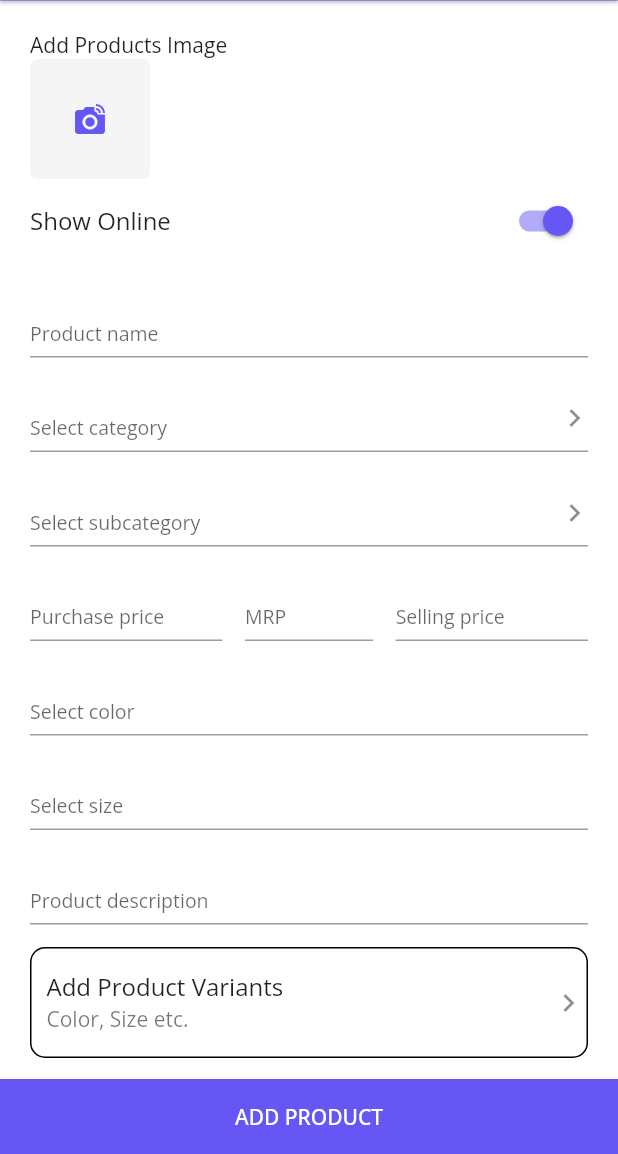
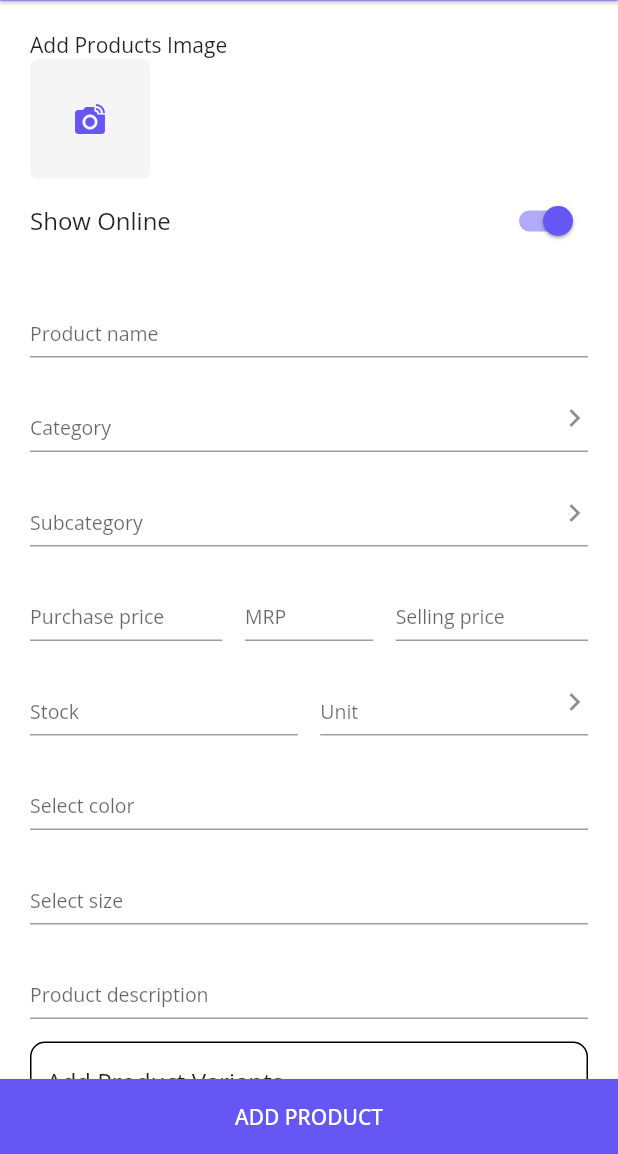
Before and after one commit to Officialchandan/vendor, a Flutter app: the AddProductScreen screen opened directly, on a phone screen of 412 x 824 dp, the part 82-1236 px from its top. Run offline on Flutter 3.47's test engine with Material 2 defaults, Android fonts, the phone set to English and light mode, and no system bars; our stand-ins replace auto_size_text, connectivity, dio, equatable, flutter_bloc, fluttertoast and 5 more; accounts and stored records are empty.

Commit message:
Commit by Pankaj at 07-sept-2021

```diff
--- a/lib/model/get_sub_category_response.dart
+++ b/lib/model/get_sub_category_response.dart
@@ -46,6 +46,7 @@ class SubCategoryModel {
   String categoryId;
   String subCatName;
   String description;
+  bool check = false;
 
   factory SubCategoryModel.fromJson(String str) => SubCategoryModel.fromMap(json.decode(str));
 
--- a/lib/model/get_unit_response.dart
+++ b/lib/model/get_unit_response.dart
@@ -48,7 +48,7 @@ class UnitModel {
   String toJson() => json.encode(toMap());
 
   factory UnitModel.fromMap(Map<String, dynamic> json) => UnitModel(
-        id: json["id"] == null ? "0" : json["id"],
+        id: json["id"] == null ? "0" : json["id"].toString(),
         categoryName: json["category_name"] == null ? "" : json["category_name"],
         unitName: json["unit_name"] == null ? "" : json["unit_name"],
       );
--- a/lib/model/product_by_category_response.dart
+++ b/lib/model/product_by_category_response.dart
@@ -44,6 +44,7 @@ class ProductModel {
     required this.size,
     required this.earningCoins,
     required this.productImage,
+    required this.image,
     required this.subCategoryId,
   });
 
@@ -61,6 +62,7 @@ class ProductModel {
   String size;
   String earningCoins;
   List<String> productImage;
+  String image;
   List<SubCategoryId> subCategoryId;
 
   factory ProductModel.fromJson(String str) => ProductModel.fromMap(json.decode(str));
@@ -73,6 +75,7 @@ class ProductModel {
         categoryId: json["category_id"] == null ? "0" : json["category_id"].toString(),
         productName: json["product_name"] == null ? "" : json["product_name"].toString(),
         description: json["description"] == null ? "" : json["description"].toString(),
+        image: json["image"] == null ? "" : json["image"].toString(),
         purchasePrice: json["purchase_price"] == null ? "0" : json["purchase_price"].toString(),
         mrp: json["mrp"] == null ? "" : json["mrp"].toString(),
         sellingPrice: json["selling_price"] == null ? "0" : json["selling_price"].toString(),
@@ -81,7 +84,7 @@ class ProductModel {
         color: json["color"] == null ? "" : json["color"].toString(),
         size: json["size"] == null ? "" : json["size"].toString(),
         earningCoins: json["earning_coins"] == null ? "" : json["earning_coins"].toString(),
-        productImage: json["product_image"] == null ? [] : List<String>.from(json["product_image"].map((x) => x)),
+        productImage: json["product_images"] == null ? [] : List<String>.from(json["product_images"].map((x) => x)),
         subCategoryId: json["sub_category_id"] == null
             ? []
             : List<SubCategoryId>.from(json["sub_category_id"].map((x) => SubCategoryId.fromMap(x))),
@@ -100,6 +103,7 @@ class ProductModel {
         "unit": unit == null ? null : unit,
         "color": color == null ? null : color,
         "size": size == null ? null : size,
+        "image": image == null ? null : image,
         "earning_coins": earningCoins == null ? null : earningCoins,
         "product_image": productImage == null ? null : List<dynamic>.from(productImage.map((x) => x)),
         "sub_category_id": subCategoryId == null ? null : List<dynamic>.from(subCategoryId.map((x) => x.toMap())),
--- a/lib/ui/inventory/add_product/add_product_screen.dart
+++ b/lib/ui/inventory/add_product/add_product_screen.dart
@@ -4,12 +4,17 @@ import 'dart:io';
 import 'package:flutter/material.dart';
 import 'package:flutter_bloc/flutter_bloc.dart';
 import 'package:page_transition/page_transition.dart';
+import 'package:vendor/model/get_sub_category_response.dart';
 import 'package:vendor/ui/custom_widget/app_bar.dart';
 import 'package:vendor/ui/inventory/add_product/bloc/add_product_bloc.dart';
 import 'package:vendor/ui/inventory/add_product/bloc/add_product_event.dart';
 import 'package:vendor/ui/inventory/add_product/bloc/add_product_state.dart';
 import 'package:vendor/ui/inventory/product_varient/product_varient_screen.dart';
+import 'package:vendor/ui/inventory/select_sub_category.dart';
 import 'package:vendor/utility/color.dart';
+import 'package:vendor/utility/utility.dart';
+import 'package:vendor/widget/UnitBottomSheet.dart';
+import 'package:vendor/widget/category_bottom_sheet.dart';
 
 class AddProductScreen extends StatefulWidget {
   @override
@@ -20,6 +25,20 @@ class _AddProductScreenState extends State<AddProductScreen> {
   List<File> imageList = [];
   AddProductBloc addProductBloc = AddProductBloc();
   StreamController<List<File>> imgController = StreamController();
+  bool showOnline = true;
+  TextEditingController edtCategory = TextEditingController();
+  TextEditingController edtSubCategoryCategory = TextEditingController();
+  TextEditingController edtMrp = TextEditingController();
+  TextEditingController edtPurchasePrice = TextEditingController();
+  TextEditingController edtSalePrice = TextEditingController();
+  TextEditingController edtColor = TextEditingController();
+  TextEditingController edtSize = TextEditingController();
+  TextEditingController edtDescription = TextEditingController();
+  TextEditingController edtName = TextEditingController();
+  TextEditingController edtUnit = TextEditingController();
+  String categoryId = "";
+  String unitId = "";
+  List<SubCategoryModel> subCategories = [];
 
   @override
   void dispose() {
@@ -117,11 +136,21 @@ class _AddProductScreenState extends State<AddProductScreen> {
                     ],
                   ),
                 ),
-                SwitchListTile(
-                  value: true,
-                  onChanged: (value) {},
-                  title: Text("Show Online"),
-                  contentPadding: EdgeInsets.all(0),
+                BlocBuilder<AddProductBloc, AddProductState>(
+                  builder: (context, state) {
+                    if (state is ShowOnlineShopState) {
+                      showOnline = state.online;
+                    }
+
+                    return SwitchListTile(
+                      value: showOnline,
+                      onChanged: (value) {
+                        addProductBloc.add(ShowOnlineShopEvent(online: value));
+                      },
+                      title: Text("Show Online"),
+                      contentPadding: EdgeInsets.all(0),
+                    );
+                  },
                 ),
                 const SizedBox(
                   height: 15,
@@ -135,8 +164,21 @@ class _AddProductScreenState extends State<AddProductScreen> {
                   height: 15,
                 ),
                 TextFormField(
+                  readOnly: true,
+                  onTap: () {
+                    showModalBottomSheet(
+                        context: context,
+                        builder: (context) {
+                          return CategoryBottomSheet(onSelect: (category) {
+                            categoryId = category.id;
+                            edtCategory.text = category.categoryName!;
+                          });
+                        });
+                  },
+                  controller: edtCategory,
                   decoration: InputDecoration(
-                      labelText: "Select category",
+                      labelText: "Category",
+                      hintText: "Select category",
                       suffixIcon: Icon(Icons.keyboard_arrow_right_sharp),
                       suffixIconConstraints: BoxConstraints(minWidth: 20, maxWidth: 21, minHeight: 20, maxHeight: 21)),
                 ),
@@ -144,8 +186,28 @@ class _AddProductScreenState extends State<AddProductScreen> {
                   height: 15,
                 ),
                 TextFormField(
+                  readOnly: true,
+                  controller: edtSubCategoryCategory,
+                  onTap: () async {
+                    var result = await Navigator.push(
+                        context,
+                        PageTransition(
+                            child: SelectSubCategory(
+                              categoryId: categoryId,
+                            ),
+                            type: PageTransitionType.fade));
+
+                    if (result != null) {
+                      subCategories = result as List<SubCategoryModel>;
+                      String subCategory = "";
+                      subCategories.forEach((element) {
+                        subCategory = subCategory + element.subCatName + "\n";
+                      });
+                    }
+                  },
                   decoration: InputDecoration(
-                      labelText: "Select subcategory",
+                      hintText: "Select subcategory",
+                      labelText: "Subcategory",
                       suffixIcon: Icon(Icons.keyboard_arrow_right_sharp),
                       suffixIconConstraints: BoxConstraints(minWidth: 20, maxWidth: 21, minHeight: 20, maxHeight: 21)),
                 ),
@@ -177,6 +239,50 @@ class _AddProductScreenState extends State<AddProductScreen> {
                         decoration: InputDecoration(labelText: "Selling price"),
                       ),
                       flex: 3,
+                    ),
+                  ],
+                ),
+                const SizedBox(
+                  height: 15,
+                ),
+                Row(
+                  children: [
+                    Expanded(
+                      child: TextFormField(
+                        decoration: InputDecoration(labelText: "Stock"),
+                      ),
+                      flex: 2,
+                    ),
+                    SizedBox(
+                      width: 15,
+                    ),
+                    Expanded(
+                      child: TextFormField(
+                        readOnly: true,
+                        controller: edtUnit,
+                        onTap: () {
+                          if (categoryId.isEmpty) {
+                            Utility.showToast("Please select category first.");
+                            return;
+                          }
+
+                          showModalBottomSheet(
+                              context: context,
+                              builder: (context) {
+                                return UnitBottomSheet(
+                                    categoryId: categoryId,
+                                    onSelect: (unit) {
+                                      unitId = unit.id;
+                                      edtUnit.text = unit.unitName;
+                                    });
+                              });
+                        },
+                        decoration: InputDecoration(
+                            labelText: "Unit",
+                            suffixIcon: Icon(Icons.keyboard_arrow_right_sharp),
+                            suffixIconConstraints: BoxConstraints(minWidth: 20, maxWidth: 21, minHeight: 20, maxHeight: 21)),
+                      ),
+                      flex: 2,
                     ),
                   ],
                 ),
--- a/lib/ui/inventory/add_product/bloc/add_product_bloc.dart
+++ b/lib/ui/inventory/add_product/bloc/add_product_bloc.dart
@@ -16,6 +16,9 @@ class AddProductBloc extends Bloc<AddProductEvent, AddProductState> {
       yield ImageLoadingState();
       yield* selectImage(event.context);
     }
+    if (event is ShowOnlineShopEvent) {
+      yield ShowOnlineShopState(online: event.online);
+    }
   }
 
   Stream<AddProductState> selectImage(BuildContext context) async* {
--- a/lib/ui/inventory/add_product/bloc/add_product_event.dart
+++ b/lib/ui/inventory/add_product/bloc/add_product_event.dart
@@ -14,3 +14,12 @@ class SelectImageEvent extends AddProductEvent {
   @override
   List<Object?> get props => [context];
 }
+
+class ShowOnlineShopEvent extends AddProductEvent {
+  final bool online;
+
+  ShowOnlineShopEvent({required this.online});
+
+  @override
+  List<Object?> get props => [online];
+}
--- a/lib/ui/inventory/add_product/bloc/add_product_state.dart
+++ b/lib/ui/inventory/add_product/bloc/add_product_state.dart
@@ -19,3 +19,12 @@ class SelectImageState extends AddProductState {
   @override
   List<Object?> get props => [image];
 }
+
+class ShowOnlineShopState extends AddProductState {
+  final bool online;
+
+  ShowOnlineShopState({required this.online});
+
+  @override
+  List<Object?> get props => [online];
+}
--- a/lib/ui/inventory/view_product/search_product.dart
+++ b/lib/ui/inventory/view_product/search_product.dart
@@ -79,6 +79,7 @@ class _SearchProductScreenState extends State<SearchProductScreen> {
           initialData: [],
           builder: (context, snapshot) {
             if (snapshot.hasData) {
+              print("data-->${snapshot.data}");
               if (snapshot.data!.isEmpty) {
                 return Center(
                   child: Image(
@@ -97,7 +98,7 @@ class _SearchProductScreenState extends State<SearchProductScreen> {
                         child: Image(
                           height: 60,
                           width: 60,
-                          fit: BoxFit.cover,
+                          fit: BoxFit.contain,
                           image: NetworkImage(snapshot.data![index].productImage.first),
                         ),
                       ),
```
Also changed, not shown: lib/ui/inventory/select_sub_category.dart (added, +177 -0 lines), lib/widget/UnitBottomSheet.dart (added, +81 -0 lines), lib/widget/category_bottom_sheet.dart (added, +100 -0 lines).
